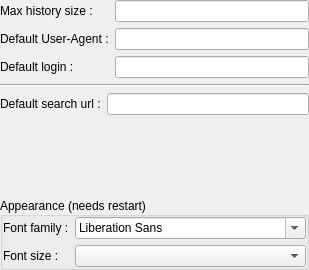
First picture: the form in app/ui/settingsmanager/qqgeneralsettings.ui, repository dguihal/quteqoin, before the edit.
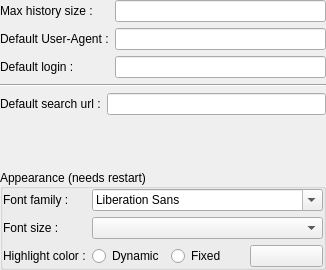
Second picture: the form after the edit.

What changed in the file:
```diff
--- a/app/ui/settingsmanager/qqgeneralsettings.ui
+++ b/app/ui/settingsmanager/qqgeneralsettings.ui
@@ -6,7 +6,7 @@
    <rect>
     <x>0</x>
     <y>0</y>
-    <width>281</width>
+    <width>295</width>
     <height>270</height>
    </rect>
   </property>
@@ -169,6 +169,52 @@
       <item row="1" column="1">
        <widget class="QComboBox" name="fontSizeComboB"/>
       </item>
+      <item row="2" column="0">
+       <widget class="QLabel" name="label">
+        <property name="text">
+         <string>Highlight color :</string>
+        </property>
+       </widget>
+      </item>
+      <item row="2" column="1">
+       <widget class="QWidget" name="widget_2" native="true">
+        <layout class="QHBoxLayout" name="horizontalLayout">
+         <property name="leftMargin">
+          <number>0</number>
+         </property>
+         <property name="topMargin">
+          <number>0</number>
+         </property>
+         <property name="rightMargin">
+          <number>0</number>
+         </property>
+         <property name="bottomMargin">
+          <number>0</number>
+         </property>
+         <item>
+          <widget class="QRadioButton" name="dynamicHighLightColorRB">
+           <property name="text">
+            <string>Dynamic</string>
+           </property>
+          </widget>
+         </item>
+         <item>
+          <widget class="QRadioButton" name="fixedHighLightColorRB">
+           <property name="text">
+            <string>Fixed</string>
+           </property>
+          </widget>
+         </item>
+         <item>
+          <widget class="QPushButton" name="colorChooserRB">
+           <property name="text">
+            <string/>
+           </property>
+          </widget>
+         </item>
+        </layout>
+       </widget>
+      </item>
      </layout>
     </widget>
    </item>
```
Left out of the diff: 11 changed lines with no effect on the pictures.
